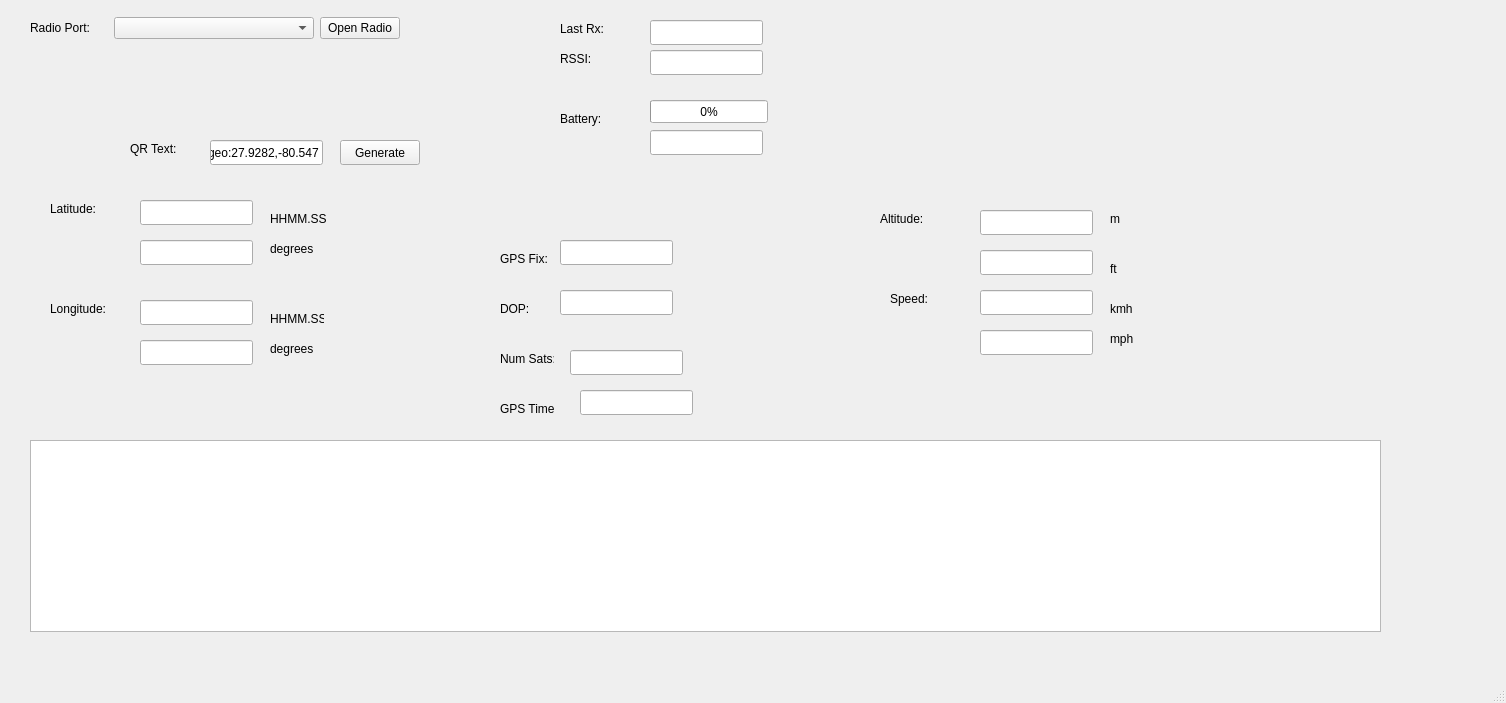
Before: the Qt Designer form MissionControl/MainWindow.ui in mwales/RocketTracker, drawn with Qt 5.
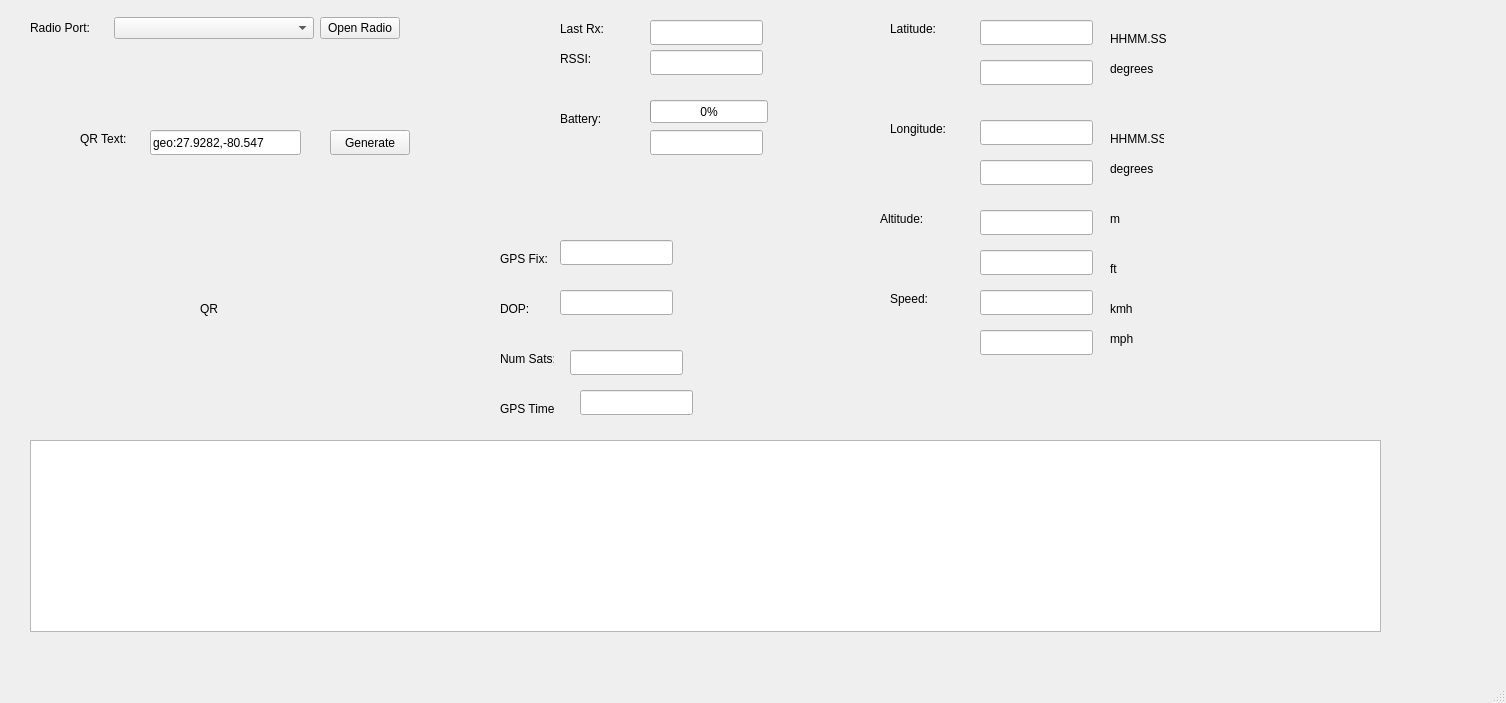
After: the same form once the commit is applied.

Commit message: Quick update to Qr text updating

```diff
--- a/MissionControl/MainWindow.ui
+++ b/MissionControl/MainWindow.ui
@@ -17,8 +17,8 @@
    <widget class="QLabel" name="label">
     <property name="geometry">
      <rect>
-      <x>130</x>
-      <y>140</y>
+      <x>80</x>
+      <y>130</y>
       <width>54</width>
       <height>17</height>
      </rect>
@@ -30,9 +30,9 @@
    <widget class="QLineEdit" name="theQrText">
     <property name="geometry">
      <rect>
-      <x>210</x>
-      <y>140</y>
-      <width>113</width>
+      <x>150</x>
+      <y>130</y>
+      <width>151</width>
       <height>25</height>
      </rect>
     </property>
@@ -43,8 +43,8 @@
    <widget class="QPushButton" name="theGenerateButton">
     <property name="geometry">
      <rect>
-      <x>340</x>
-      <y>140</y>
+      <x>330</x>
+      <y>130</y>
       <width>80</width>
       <height>25</height>
      </rect>
@@ -292,8 +292,8 @@
    <widget class="QLabel" name="label_11">
     <property name="geometry">
      <rect>
-      <x>50</x>
-      <y>200</y>
+      <x>890</x>
+      <y>20</y>
       <width>54</width>
       <height>17</height>
      </rect>
@@ -305,8 +305,8 @@
    <widget class="QLabel" name="label_12">
     <property name="geometry">
      <rect>
-      <x>50</x>
-      <y>300</y>
+      <x>890</x>
+      <y>120</y>
       <width>71</width>
       <height>17</height>
      </rect>
@@ -328,8 +328,8 @@
    <widget class="QLineEdit" name="theLatitude1Value">
     <property name="geometry">
      <rect>
-      <x>140</x>
-      <y>200</y>
+      <x>980</x>
+      <y>20</y>
       <width>113</width>
       <height>25</height>
      </rect>
@@ -338,8 +338,8 @@
    <widget class="QLineEdit" name="theLongitude1Value">
     <property name="geometry">
      <rect>
-      <x>140</x>
-      <y>300</y>
+      <x>980</x>
+      <y>120</y>
       <width>113</width>
       <height>25</height>
      </rect>
@@ -391,8 +391,8 @@
    <widget class="QLineEdit" name="theLatitude2Value">
     <property name="geometry">
      <rect>
-      <x>140</x>
-      <y>240</y>
+      <x>980</x>
+      <y>60</y>
       <width>113</width>
       <height>25</height>
      </rect>
@@ -401,8 +401,8 @@
    <widget class="QLineEdit" name="theLongitude2Value">
     <property name="geometry">
      <rect>
-      <x>140</x>
-      <y>340</y>
+      <x>980</x>
+      <y>160</y>
       <width>113</width>
       <height>25</height>
      </rect>
@@ -411,8 +411,8 @@
    <widget class="QLabel" name="label_14">
     <property name="geometry">
      <rect>
-      <x>270</x>
-      <y>210</y>
+      <x>1110</x>
+      <y>30</y>
       <width>61</width>
       <height>17</height>
      </rect>
@@ -424,8 +424,8 @@
    <widget class="QLabel" name="label_15">
     <property name="geometry">
      <rect>
-      <x>270</x>
-      <y>310</y>
+      <x>1110</x>
+      <y>130</y>
       <width>54</width>
       <height>17</height>
      </rect>
@@ -437,8 +437,8 @@
    <widget class="QLabel" name="label_16">
     <property name="geometry">
      <rect>
-      <x>270</x>
-      <y>240</y>
+      <x>1110</x>
+      <y>60</y>
       <width>54</width>
       <height>17</height>
      </rect>
@@ -450,8 +450,8 @@
    <widget class="QLabel" name="label_17">
     <property name="geometry">
      <rect>
-      <x>270</x>
-      <y>340</y>
+      <x>1110</x>
+      <y>160</y>
       <width>54</width>
       <height>17</height>
      </rect>
@@ -512,6 +512,19 @@
      <string>ft</string>
     </property>
    </widget>
+   <widget class="QLabel" name="theQrLabel">
+    <property name="geometry">
+     <rect>
+      <x>200</x>
+      <y>300</y>
+      <width>54</width>
+      <height>17</height>
+     </rect>
+    </property>
+    <property name="text">
+     <string>QR</string>
+    </property>
+   </widget>
   </widget>
   <widget class="QMenuBar" name="menubar">
    <property name="geometry">
```
The commit also changes 2 other files.
